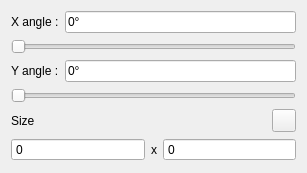
Above: src/editor/GUI/Tabs/ObjectEditors/mapeditors.ui from mkRPGDev/mkRPG before the change. Below: the same form after it.
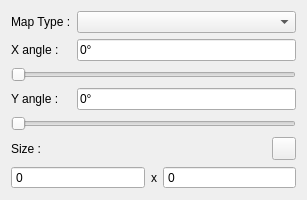
That is the form after the change. Icons and pictures are not drawn.

```diff
--- a/src/editor/GUI/Tabs/ObjectEditors/mapeditors.ui
+++ b/src/editor/GUI/Tabs/ObjectEditors/mapeditors.ui
@@ -7,35 +7,35 @@
     <x>0</x>
     <y>0</y>
     <width>307</width>
-    <height>173</height>
+    <height>194</height>
    </rect>
   </property>
   <property name="windowTitle">
    <string>Form</string>
   </property>
   <layout class="QGridLayout" name="gridLayout">
-   <item row="0" column="0">
+   <item row="1" column="0">
     <widget class="QLabel" name="label">
      <property name="text">
       <string>X angle :</string>
      </property>
     </widget>
    </item>
-   <item row="2" column="0">
+   <item row="3" column="0">
     <widget class="QLabel" name="label_2">
      <property name="text">
       <string>Y angle :</string>
      </property>
     </widget>
    </item>
-   <item row="4" column="0">
+   <item row="5" column="0">
     <widget class="QLabel" name="label_3">
      <property name="text">
-      <string>Size</string>
+      <string>Size :</string>
      </property>
     </widget>
    </item>
-   <item row="4" column="2">
+   <item row="5" column="2">
     <widget class="QToolButton" name="resizing">
      <property name="icon">
       <iconset resource="../../../Icons/ressources.qrc">
@@ -43,7 +43,7 @@
      </property>
     </widget>
    </item>
-   <item row="3" column="0" colspan="3">
+   <item row="4" column="0" colspan="3">
     <widget class="QSlider" name="angleY">
      <property name="maximum">
       <number>900</number>
@@ -53,7 +53,7 @@
      </property>
     </widget>
    </item>
-   <item row="2" column="1" colspan="2">
+   <item row="3" column="1" colspan="2">
     <widget class="QLineEdit" name="vAngleY">
      <property name="text">
       <string>0°</string>
@@ -63,7 +63,7 @@
      </property>
     </widget>
    </item>
-   <item row="1" column="0" colspan="3">
+   <item row="2" column="0" colspan="3">
     <widget class="QSlider" name="angleX">
      <property name="maximum">
       <number>900</number>
@@ -73,7 +73,7 @@
      </property>
     </widget>
    </item>
-   <item row="0" column="1" colspan="2">
+   <item row="1" column="1" colspan="2">
     <widget class="QLineEdit" name="vAngleX">
      <property name="text">
       <string>0°</string>
@@ -83,7 +83,7 @@
      </property>
     </widget>
    </item>
-   <item row="5" column="0" colspan="3">
+   <item row="6" column="0" colspan="3">
     <layout class="QHBoxLayout" name="horizontalLayout_2" stretch="1,0,1">
      <item>
       <widget class="QSpinBox" name="mapWidth_2">
@@ -120,7 +120,7 @@
      </item>
     </layout>
    </item>
-   <item row="4" column="1">
+   <item row="5" column="1">
     <spacer name="horizontalSpacer2">
      <property name="orientation">
       <enum>Qt::Horizontal</enum>
@@ -133,6 +133,16 @@
      </property>
     </spacer>
    </item>
+   <item row="0" column="0">
+    <widget class="QLabel" name="label_4">
+     <property name="text">
+      <string>Map Type :</string>
+     </property>
+    </widget>
+   </item>
+   <item row="0" column="1" colspan="2">
+    <widget class="QComboBox" name="comboBox"/>
+   </item>
   </layout>
   <zorder>label_3</zorder>
   <zorder>resizing</zorder>
```
Left out of the diff: 2 changed lines with no effect on the pictures.
